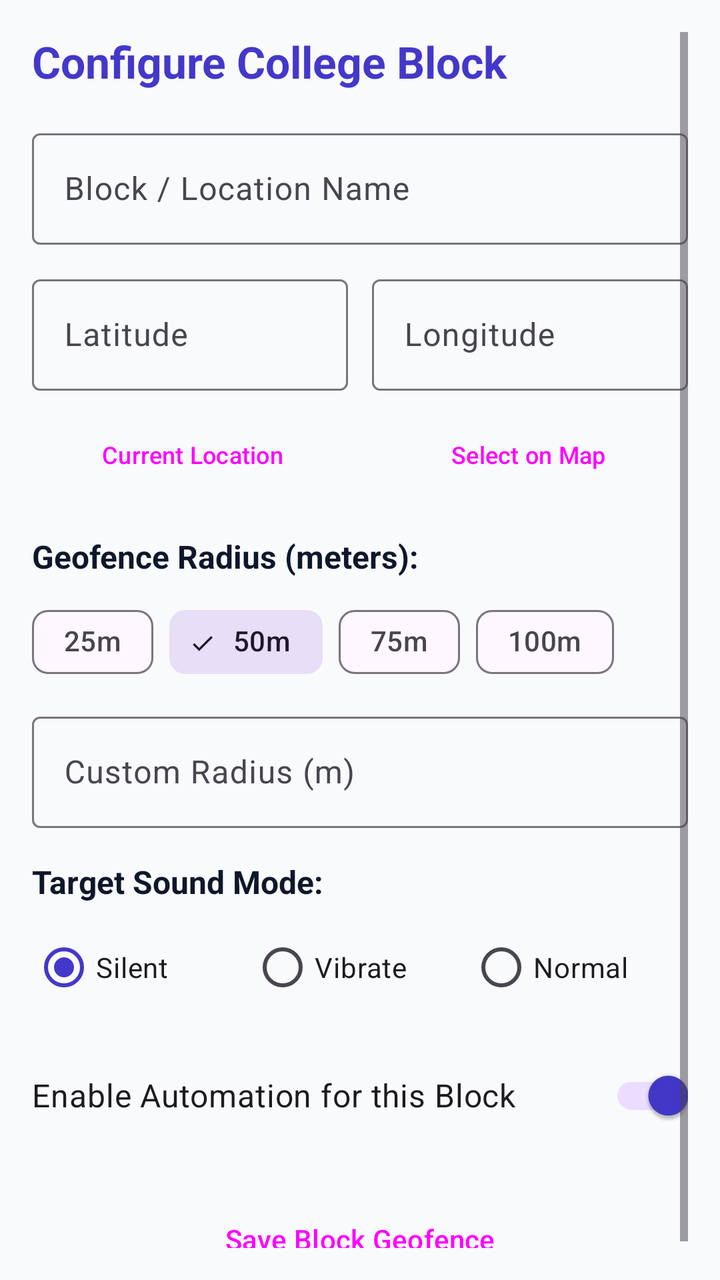
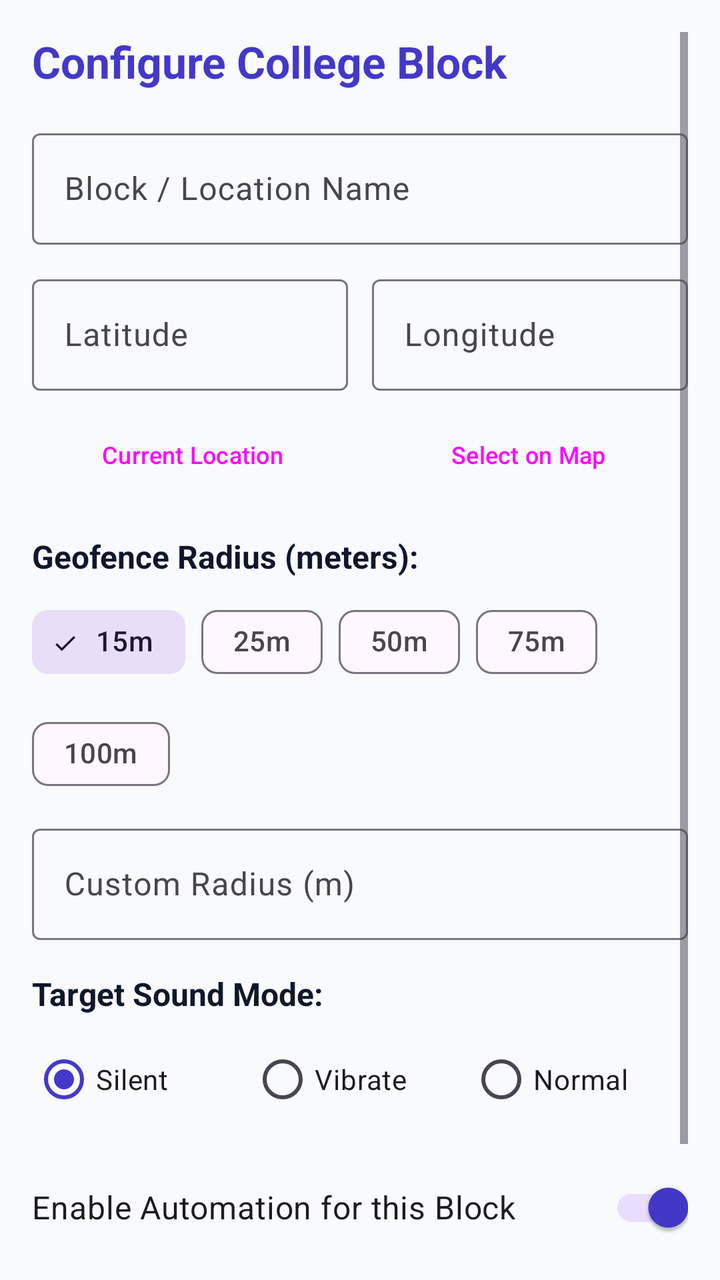

Two renders of the same Android screen: before a commit and after it. Below are the layout's source before the change and the commit's diff.
<!-- AndroidManifest.xml: application theme Theme.BlockSilent -->
<!-- res/layout/activity_add_edit_block.xml -->
<?xml version="1.0" encoding="utf-8"?>
<ScrollView xmlns:android="http://schemas.android.com/apk/res/android"
    xmlns:app="http://schemas.android.com/apk/res-auto"
    android:layout_width="match_parent"
    android:layout_height="match_parent"
    android:fitsSystemWindows="true"
    android:background="@color/background_light"
    android:padding="16dp">

    <LinearLayout
        android:layout_width="match_parent"
        android:layout_height="wrap_content"
        android:orientation="vertical">

        <TextView
            android:id="@+id/tvAddEditTitle"
            android:layout_width="wrap_content"
            android:layout_height="wrap_content"
            android:text="Configure College Block"
            android:textColor="@color/primary"
            android:textSize="22sp"
            android:textStyle="bold" />

        <com.google.android.material.textfield.TextInputLayout
            style="@style/Widget.Material3.TextInputLayout.OutlinedBox"
            android:layout_width="match_parent"
            android:layout_height="wrap_content"
            android:layout_marginTop="16dp"
            android:hint="Block / Location Name">

            <com.google.android.material.textfield.TextInputEditText
                android:id="@+id/etBlockName"
                android:layout_width="match_parent"
                android:layout_height="wrap_content"
                android:inputType="textCapWords" />
        </com.google.android.material.textfield.TextInputLayout>

        <LinearLayout
            android:layout_width="match_parent"
            android:layout_height="wrap_content"
            android:layout_marginTop="12dp"
            android:orientation="horizontal">

            <com.google.android.material.textfield.TextInputLayout
                style="@style/Widget.Material3.TextInputLayout.OutlinedBox"
                android:layout_width="0dp"
                android:layout_height="wrap_content"
                android:layout_marginEnd="6dp"
                android:layout_weight="1"
                android:hint="Latitude">

                <com.google.android.material.textfield.TextInputEditText
                    android:id="@+id/etLatitude"
                    android:layout_width="match_parent"
                    android:layout_height="wrap_content"
                    android:inputType="numberDecimal|numberSigned" />
            </com.google.android.material.textfield.TextInputLayout>

            <com.google.android.material.textfield.TextInputLayout
                style="@style/Widget.Material3.TextInputLayout.OutlinedBox"
                android:layout_width="0dp"
                android:layout_height="wrap_content"
                android:layout_marginStart="6dp"
                android:layout_weight="1"
                android:hint="Longitude">

                <com.google.android.material.textfield.TextInputEditText
                    android:id="@+id/etLongitude"
                    android:layout_width="match_parent"
                    android:layout_height="wrap_content"
                    android:inputType="numberDecimal|numberSigned" />
            </com.google.android.material.textfield.TextInputLayout>
        </LinearLayout>

        <LinearLayout
            android:layout_width="match_parent"
            android:layout_height="wrap_content"
            android:layout_marginTop="8dp"
            android:orientation="horizontal">

            <Button
                android:id="@+id/btnUseCurrentLocation"
                style="@style/Widget.Material3.Button.OutlinedButton"
                android:layout_width="0dp"
                android:layout_height="wrap_content"
                android:layout_marginEnd="4dp"
                android:layout_weight="1"
                android:text="Current Location"
                android:textSize="12sp" />

            <Button
                android:id="@+id/btnSelectOnMap"
                style="@style/Widget.Material3.Button.OutlinedButton"
                android:layout_width="0dp"
                android:layout_height="wrap_content"
                android:layout_marginStart="4dp"
                android:layout_weight="1"
                android:text="Select on Map"
                android:textSize="12sp" />
        </LinearLayout>

        <TextView
            android:layout_width="wrap_content"
            android:layout_height="wrap_content"
            android:layout_marginTop="16dp"
            android:text="Geofence Radius (meters):"
            android:textColor="@color/text_primary"
            android:textSize="16sp"
            android:textStyle="bold" />

        <com.google.android.material.chip.ChipGroup
            android:id="@+id/chipGroupRadius"
            android:layout_width="match_parent"
            android:layout_height="wrap_content"
            android:layout_marginTop="8dp"
            app:singleSelection="true">

            <com.google.android.material.chip.Chip
                android:id="@+id/chip25m"
                style="@style/Widget.Material3.Chip.Filter"
                android:layout_width="wrap_content"
                android:layout_height="wrap_content"
                android:text="25m" />

            <com.google.android.material.chip.Chip
                android:id="@+id/chip50m"
                style="@style/Widget.Material3.Chip.Filter"
                android:layout_width="wrap_content"
                android:layout_height="wrap_content"
                android:checked="true"
                android:text="50m" />

            <com.google.android.material.chip.Chip
                android:id="@+id/chip75m"
                style="@style/Widget.Material3.Chip.Filter"
                android:layout_width="wrap_content"
                android:layout_height="wrap_content"
                android:text="75m" />

            <com.google.android.material.chip.Chip
                android:id="@+id/chip100m"
                style="@style/Widget.Material3.Chip.Filter"
                android:layout_width="wrap_content"
                android:layout_height="wrap_content"
                android:text="100m" />
        </com.google.android.material.chip.ChipGroup>

        <com.google.android.material.textfield.TextInputLayout
            style="@style/Widget.Material3.TextInputLayout.OutlinedBox"
            android:layout_width="match_parent"
            android:layout_height="wrap_content"
            android:layout_marginTop="8dp"
            android:hint="Custom Radius (m)">

            <com.google.android.material.textfield.TextInputEditText
                android:id="@+id/etCustomRadius"
                android:layout_width="match_parent"
                android:layout_height="wrap_content"
                android:inputType="numberDecimal" />
        </com.google.android.material.textfield.TextInputLayout>

        <TextView
            android:layout_width="wrap_content"
            android:layout_height="wrap_content"
            android:layout_marginTop="16dp"
            android:text="Target Sound Mode:"
            android:textColor="@color/text_primary"
            android:textSize="16sp"
            android:textStyle="bold" />

        <RadioGroup
            android:id="@+id/radioGroupSoundMode"
            android:layout_width="match_parent"
            android:layout_height="wrap_content"
            android:layout_marginTop="8dp"
            android:orientation="horizontal">

            <RadioButton
                android:id="@+id/rbSilent"
                android:layout_width="0dp"
                android:layout_height="wrap_content"
                android:layout_weight="1"
                android:checked="true"
                android:text="Silent" />

            <RadioButton
                android:id="@+id/rbVibrate"
                android:layout_width="0dp"
                android:layout_height="wrap_content"
                android:layout_weight="1"
                android:text="Vibrate" />

            <RadioButton
                android:id="@+id/rbNormal"
                android:layout_width="0dp"
                android:layout_height="wrap_content"
                android:layout_weight="1"
                android:text="Normal" />
        </RadioGroup>

        <com.google.android.material.switchmaterial.SwitchMaterial
            android:id="@+id/switchEnableAutomation"
            android:layout_width="match_parent"
            android:layout_height="wrap_content"
            android:layout_marginTop="16dp"
            android:checked="true"
            android:text="Enable Automation for this Block"
            android:textSize="16sp" />

        <Button
            android:id="@+id/btnSaveBlock"
            style="@style/Widget.Material3.Button"
            android:layout_width="match_parent"
            android:layout_height="wrap_content"
            android:layout_marginTop="24dp"
            android:padding="12dp"
            android:text="Save Block Geofence" />
    </LinearLayout>
</ScrollView>
<!-- resources referenced by this layout -->
<resources>
  <color name="background_light">#F8FAFC</color>
  <color name="primary">#4338CA</color>
  <color name="text_primary">#0F172A</color>
  <style name="Theme.BlockSilent" parent="Theme.Material3.DayNight.NoActionBar">
          <item name="colorPrimary">@color/primary</item>
          <item name="colorPrimaryVariant">@color/primary_dark</item>
          <item name="colorOnPrimary">#FFFFFF</item>
          <item name="colorSecondary">@color/color_accent</item>
          <item name="android:statusBarColor">@color/primary_dark</item>
          <item name="android:windowBackground">@color/background_light</item>
          <item name="android:windowAnimationStyle">@style/AppWindowAnimation</item>
          <item name="materialCardViewStyle">@style/AppCardStyle</item>
      </style>
  <color name="primary_dark">#3730A3</color>
  <color name="color_accent">#0284C7</color>
  <style name="AppWindowAnimation" parent="@android:style/Animation.Activity">
          <item name="android:activityOpenEnterAnimation">@anim/activity_open_enter</item>
          <item name="android:activityOpenExitAnimation">@anim/activity_open_exit</item>
          <item name="android:activityCloseEnterAnimation">@anim/activity_close_enter</item>
          <item name="android:activityCloseExitAnimation">@anim/activity_close_exit</item>
      </style>
  <style name="AppCardStyle" parent="Widget.Material3.CardView.Elevated">
          <item name="cardCornerRadius">18dp</item>
          <item name="cardElevation">2dp</item>
          <item name="cardBackgroundColor">@color/card_background</item>
          <item name="strokeWidth">0dp</item>
          <item name="android:stateListAnimator">@animator/touch_raise</item>
      </style>
  <color name="card_background">#FFFFFF</color>
</resources>

<!-- the commit's change to res/layout/activity_add_edit_block.xml (unified diff, before → after) -->
@@ -116,6 +116,14 @@
             app:singleSelection="true">
 
             <com.google.android.material.chip.Chip
+                android:id="@+id/chip15m"
+                style="@style/Widget.Material3.Chip.Filter"
+                android:layout_width="wrap_content"
+                android:layout_height="wrap_content"
+                android:checked="true"
+                android:text="15m" />
+
+            <com.google.android.material.chip.Chip
                 android:id="@+id/chip25m"
                 style="@style/Widget.Material3.Chip.Filter"
                 android:layout_width="wrap_content"
@@ -127,7 +135,6 @@
                 style="@style/Widget.Material3.Chip.Filter"
                 android:layout_width="wrap_content"
                 android:layout_height="wrap_content"
-                android:checked="true"
                 android:text="50m" />
 
             <com.google.android.material.chip.Chip
